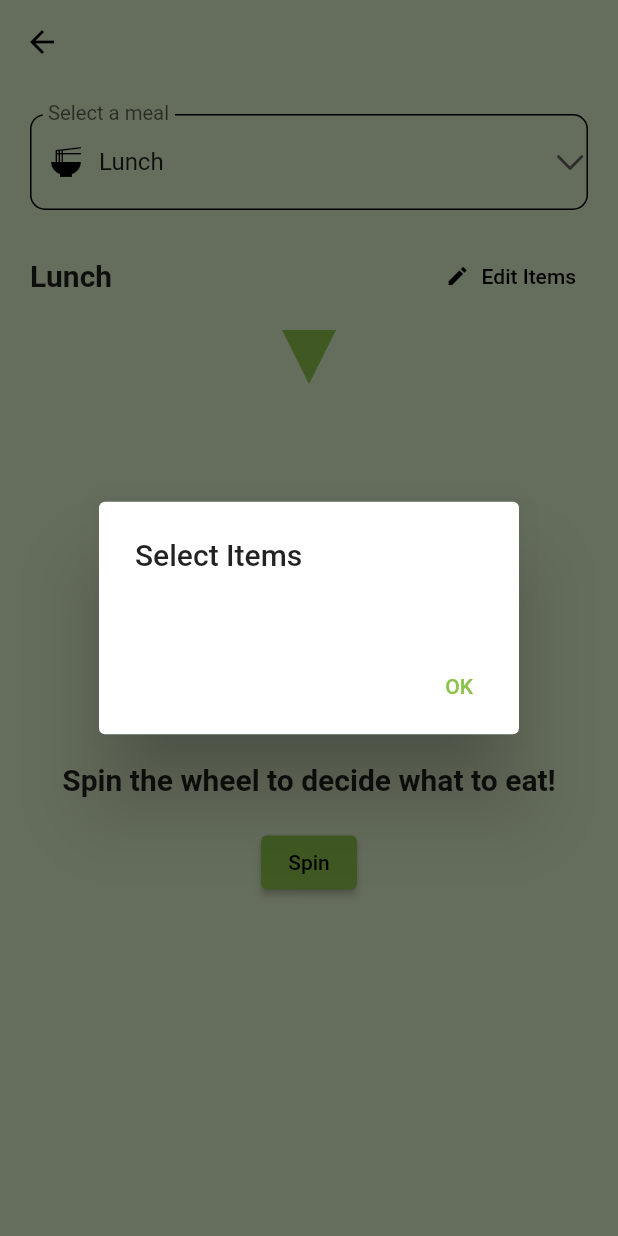
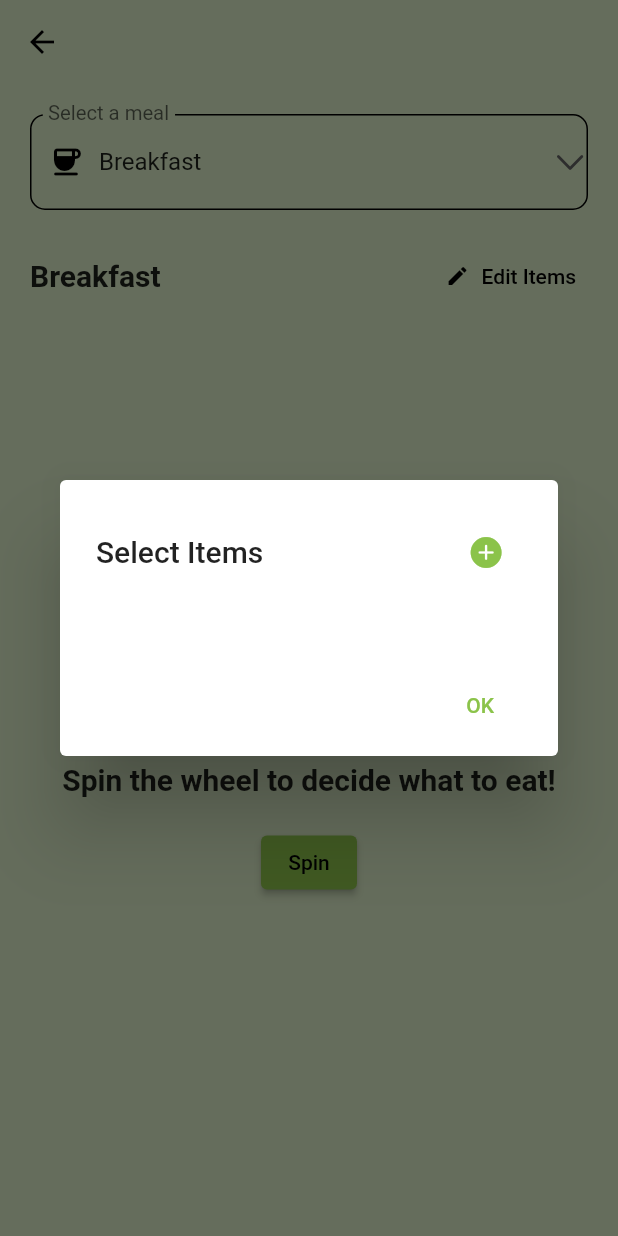
Before and after one commit to ssharanyab/menu-magician, a Flutter app: the SpinPage screen opened directly, after a tap on "Edit Items", on a phone screen of 412 x 824 dp. Run offline on Flutter 3.47's test engine with Material 2 defaults, Android fonts, the phone set to English and light mode, and no system bars; drawn by our look-alikes of flutter_fortune_wheel; our stand-ins replace flip_card, flutter_carousel_widget, get, sqflite; accounts and stored records are empty.

Commit message:
Feat: Added spin page menu details

```diff
--- a/lib/main.dart
+++ b/lib/main.dart
@@ -1,5 +1,6 @@
 import 'package:flutter/material.dart';
-import 'package:get/get_navigation/src/root/get_material_app.dart';
+import 'package:get/get.dart';
+import 'package:menu_magician/controllers/menu_controller.dart';
 import 'package:menu_magician/pages/home_page.dart';
 
 void main() {
@@ -18,7 +19,15 @@ class MyApp extends StatelessWidget {
         primarySwatch: Colors.lightGreen,
       ),
       home: HomePage(),
+      initialBinding: HomePageBinding(),
     );
+  }
+}
+
+class HomePageBinding extends Bindings {
+  @override
+  void dependencies() {
+    Get.put(MenuItemController());
   }
 }
 
--- a/lib/pages/spin_page.dart
+++ b/lib/pages/spin_page.dart
@@ -26,42 +26,46 @@ class SpinPage extends StatefulWidget {
 class _SpinPageState extends State<SpinPage> {
   late Meals meal;
 
-  late List<String> selectedMenu;
-  late List<MenuItem> menuAll;
+  // For the menu
+  late List<MenuItem> menuItems;
+  List<String> menuItemsNames = [];
 
   MenuItemController menuItemController = Get.put(MenuItemController());
   Random random = Random();
-  List<int> randomIndices = [];
 
   @override
   void initState() {
     super.initState();
-    //meal = widget.meal ?? getMealFromTime();
-    meal = Meals.lunch;
-    menuAll = getMenuList() ?? [];
-    selectedMenu = [];
-    if (menuAll.length <= 10) {
-      for (var item in menuAll) {
-        selectedMenu.add(item.itemName);
+    meal = widget.meal ?? getMealFromTime();
+    getMenuItems();
+  }
+
+  void getMenuItems() {
+    menuItems = getMenuList() ?? [];
+    if (menuItems.length <= 10) {
+      for (var e in menuItems) {
+        menuItemsNames.add(e.itemName);
       }
     } else {
-      while (randomIndices.length < 10) {
-        int index = random.nextInt(menuAll.length);
-        if (!randomIndices.contains(index)) {
-          randomIndices.add(index);
-          selectedMenu.add(menuAll[index].itemName);
+      for (int i = 0; i < 10; i++) {
+        int randomIndex = random.nextInt(menuItems.length);
+        String randomElement = menuItems[randomIndex].itemName;
+        menuItemsNames.add(randomElement);
       }
     }
-    }
-    print(selectedMenu);
-    print(menuItemController.isLoading.value);
-    print(menuAll.length);
   }
 
   void onMealChanged(Meals value) {
     setState(() {
       meal = value;
+      menuItemsNames = [];
+      getMenuItems();
     });
+  }
+
+  void updateMenuItems(List<String> selectedItems) {
+    menuItemsNames = selectedItems;
+    setState(() {});
   }
 
   List<MenuItem>? getMenuList() {
@@ -85,22 +89,7 @@ class _SpinPageState extends State<SpinPage> {
         backgroundColor: Colors.lightGreen[100],
         elevation: 0.0,
       ),
-      body: Obx(
-        () => menuItemController.isLoading.value
-            ? const Center(
-                child: CircularProgressIndicator(),
-              )
-            : FutureBuilder(
-                future: menuAll.isEmpty
-                    ? menuItemController.refreshMenu()
-                    : Future.value(true),
-                builder: (context, snapshot) {
-                  if (snapshot.connectionState == ConnectionState.waiting) {
-                    return const Center(
-                      child: CircularProgressIndicator(),
-                    );
-                  }
-                  return Container(
+      body: Container(
         height: MediaQuery.of(context).size.height,
         width: MediaQuery.of(context).size.width,
         padding: const EdgeInsets.all(20.0),
@@ -133,7 +122,9 @@ class _SpinPageState extends State<SpinPage> {
                           context: context,
                           builder: (BuildContext context) {
                             return ShowHideMenuItems(
-                                          menuItems: getMenuList(),
+                              menuItems: menuItems,
+                              selectedItems: menuItemsNames,
+                              updateSelectedItems: updateMenuItems,
                             );
                           });
                     },
@@ -155,9 +146,20 @@ class _SpinPageState extends State<SpinPage> {
               Container(
                 width: 300.0,
                 height: 300.0,
-                            child: FortuneWheel(
+                child: menuItemsNames.length < 2
+                    ? Center(
+                        child: Text(
+                          'Please add and select at least 2 items to spin and decide!',
+                          style: TextStyle(
+                            fontSize: 16.0,
+                            fontStyle: FontStyle.italic,
+                          ),
+                          textAlign: TextAlign.center,
+                        ),
+                      )
+                    : FortuneWheel(
                         items: [
-                                for (var item in selectedMenu)
+                          for (var item in menuItemsNames)
                             FortuneItem(
                               child: Text(
                                 item,
@@ -181,8 +183,6 @@ class _SpinPageState extends State<SpinPage> {
             ],
           ),
         ),
-                  );
-                }),
       ),
     );
   }
--- a/lib/widgets/show_hide_menu_items.dart
+++ b/lib/widgets/show_hide_menu_items.dart
@@ -7,9 +7,14 @@ class ShowHideMenuItems extends StatefulWidget {
   const ShowHideMenuItems({
     super.key,
     required this.menuItems,
+    required this.selectedItems,
+    required this.updateSelectedItems,
   });
 
   final List<MenuItem>? menuItems;
+  final List<String>? selectedItems;
+
+  final Function(List<String>) updateSelectedItems;
 
   @override
   State<ShowHideMenuItems> createState() => _ShowHideMenuItemsState();
@@ -17,20 +22,37 @@ class ShowHideMenuItems extends StatefulWidget {
 
 class _ShowHideMenuItemsState extends State<ShowHideMenuItems> {
   List<MenuItem> items = [];
+  List<String> selectedItems = [];
 
   @override
   void initState() {
     super.initState();
     items = widget.menuItems ?? [];
+    selectedItems = widget.selectedItems ?? [];
   }
-
-  List<String> selectedItems = [];
 
   @override
   Widget build(BuildContext context) {
-    return AlertDialog(
-      title: const Text('Select Items'),
-      content: SingleChildScrollView(
+    return Container(
+      width: MediaQuery.of(context).size.width * 0.8,
+      child: AlertDialog(
+        title: Row(
+          children: [
+            const Text('Select Items'),
+            const Spacer(),
+            IconButton(
+              onPressed: () {},
+              icon: Icon(
+                CupertinoIcons.add_circled_solid,
+                color: Colors.lightGreen,
+                semanticLabel: 'Add',
+              ),
+            ),
+          ],
+        ),
+        content: SizedBox(
+          width: MediaQuery.of(context).size.width * 0.8,
+          child: SingleChildScrollView(
             child: Column(
               mainAxisSize: MainAxisSize.min,
               mainAxisAlignment: MainAxisAlignment.start,
@@ -59,14 +81,19 @@ class _ShowHideMenuItemsState extends State<ShowHideMenuItems> {
               }),
             ),
           ),
+        ),
+        actionsPadding:
+            const EdgeInsets.symmetric(horizontal: 20.0, vertical: 10.0),
         actions: <Widget>[
           TextButton(
             onPressed: () {
+              widget.updateSelectedItems(selectedItems);
               Navigator.of(context).pop(selectedItems);
             },
             child: Text('OK'),
           ),
         ],
+      ),
     );
   }
 }
```
Lines whose indentation alone changed are shown as unchanged.
